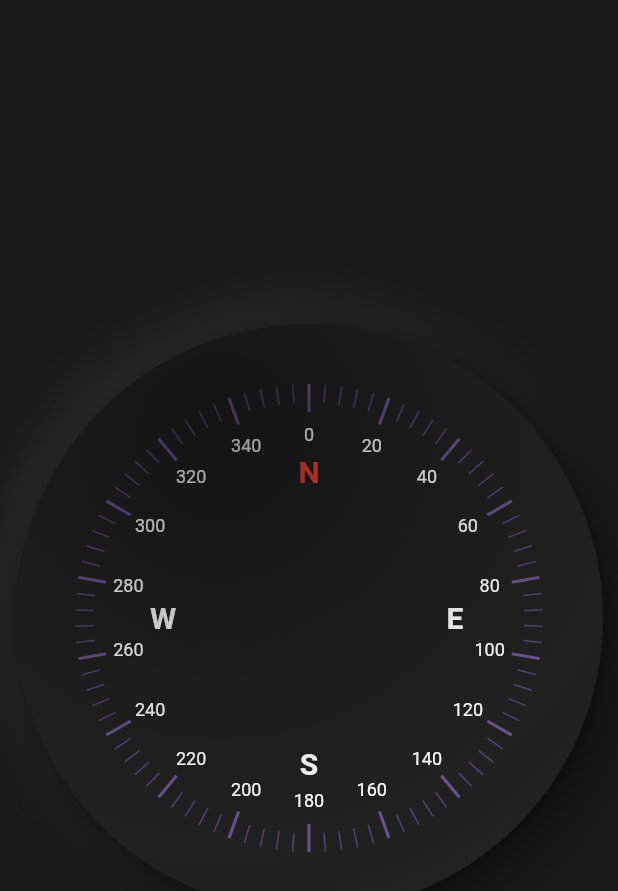
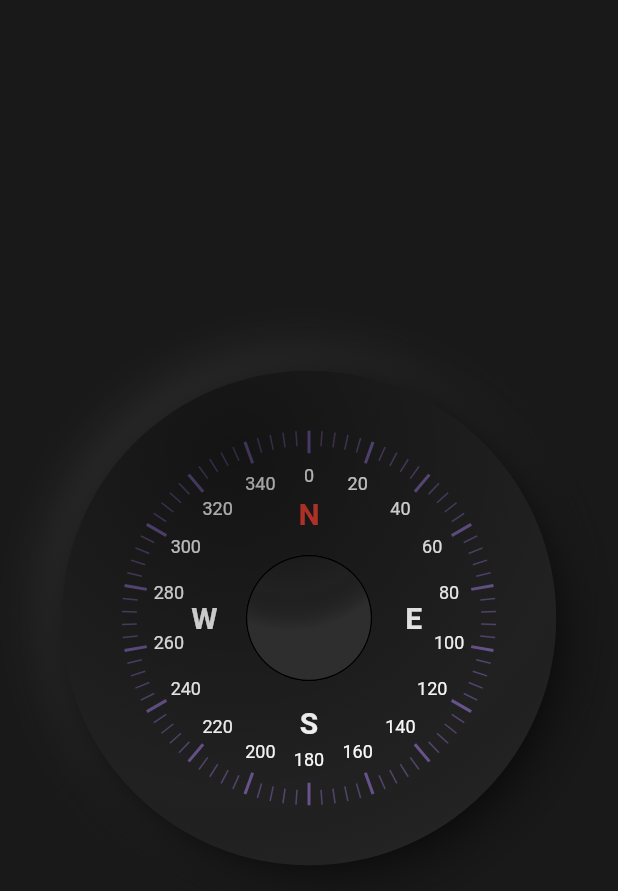
Before and after one commit to AminMemariani/flutter-compass, a Flutter app: the screen it shows after launch, on a phone screen of 412 x 824 dp. Shown: the top 891 px of the screen. Run offline on Flutter 3.47's test engine with Material 3 defaults, Android fonts, the phone set to English and light mode, and no system bars; our stand-ins replace flutter_compass.

Commit message:
Integrate StreamBuilder for real-time compass heading updates in HomePage. Enhanced UI with loading indicators and error handling, while adjusting Neumorphism widget margins for improved layout. Removed inner circle drawing from CompassViewPainter to streamline rendering.

```diff
--- a/lib/pages/home.dart
+++ b/lib/pages/home.dart
@@ -35,9 +35,21 @@ class _HomePageState extends State<HomePage> {
     final size = MediaQuery.of(context).size;
     return Scaffold(
         backgroundColor: const Color.fromARGB(255, 25, 25, 25),
-        body: Padding(
-          padding: const EdgeInsets.all(10.0),
-          child: Neumorphism(
+        body: StreamBuilder<CompassEvent>(
+            stream: FlutterCompass.events,
+            builder: (context, asyncSnapshot) {
+              if (asyncSnapshot.hasError) {
+                return const Text("Error reading heading");
+              } else if (asyncSnapshot.connectionState ==
+                  ConnectionState.waiting) {
+                return Center(
+                  child: const CircularProgressIndicator.adaptive(),
+                );
+              }
+              return Stack(
+                children: [
+                  Neumorphism(
+                    margin: EdgeInsets.all(size.width * 0.1),
                     child: CustomPaint(
                       size: size,
                       painter: CompassViewPainter(
@@ -46,6 +58,15 @@ class _HomePageState extends State<HomePage> {
                       ),
                     ),
                   ),
+                  Neumorphism(
+                    margin: EdgeInsets.all(size.width * 0.4),
+                    distance: 0,
+                    blur: 0,
+                    child: Container(),
+                  ),
+                ],
+              );
+            }
         ));
   }
 }
--- a/lib/pages/widgets/compass_painter.dart
+++ b/lib/pages/widgets/compass_painter.dart
@@ -110,12 +110,6 @@ class CompassViewPainter extends CustomPainter {
       );
     }
 
-    // Draw inner circle for heading
-    final innerCirclePaint = Paint()
-      ..color = Colors.grey.shade900
-      ..style = PaintingStyle.fill;
-    canvas.drawCircle(center, radius * 0.3, innerCirclePaint);
-
     // Draw heading text
     if (heading != null) {
       final headingStyle = const TextStyle(
```
Lines whose indentation alone changed are shown as unchanged.
